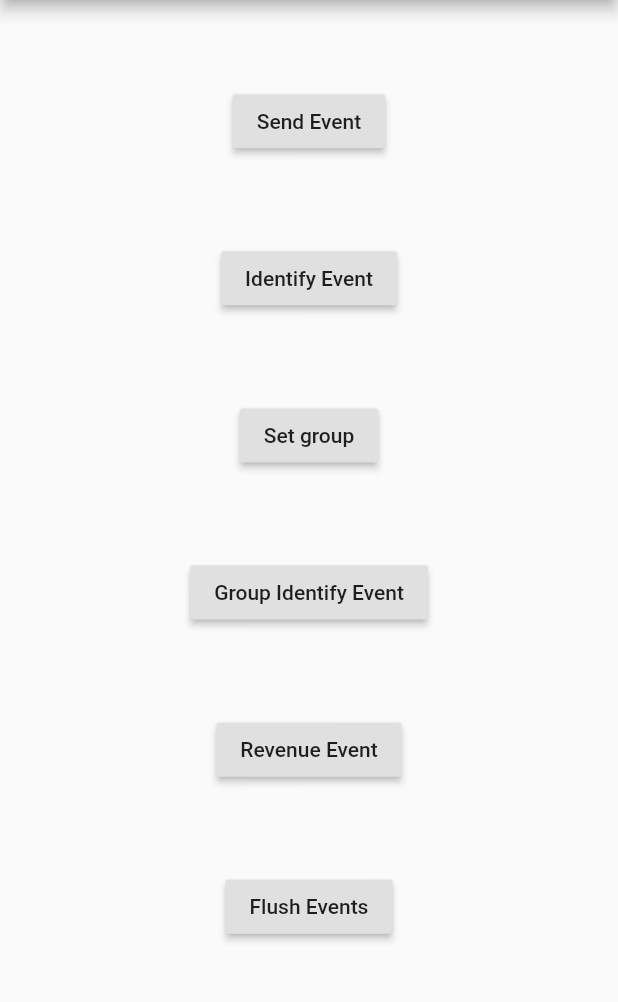
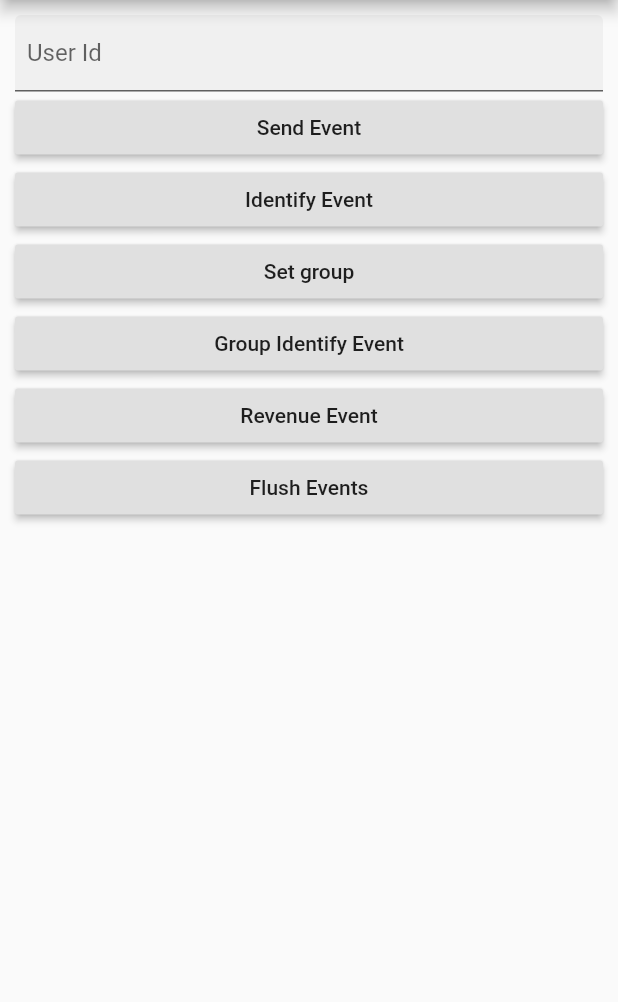
Before and after one commit to amplitude/Amplitude-Flutter-Deprecated, a Flutter app: the screen it shows after launch, on a phone screen of 412 x 824 dp, the part 84-1086 px from its top. Run offline on Flutter 3.47's test engine with Material 2 defaults, Android fonts, the phone set to English and light mode, and no system bars; our stand-ins replace device_info, sqflite; accounts and stored records are empty.

Commit message:
Add a TextField to set a user id in the example app

```diff
--- a/example/lib/my_app.dart
+++ b/example/lib/my_app.dart
@@ -2,6 +2,8 @@ import 'dart:async';
 
 import 'package:amplitude_flutter/amplitude_flutter.dart';
 import 'package:flutter/material.dart';
+
+import 'user_id_form.dart';
 
 class MyApp extends StatefulWidget {
   const MyApp(this.apiKey);
@@ -23,6 +25,10 @@ class _MyAppState extends State<MyApp> {
   void initState() {
     super.initState();
     analytics = AmplitudeFlutter(apiKey, Config(bufferSize: 8));
+  }
+
+  void _onUserIdChange(String userId) {
+    analytics.setUserId(userId.isEmpty ? null : userId);
   }
 
   Future<void> _sendEvent() async {
@@ -96,10 +102,11 @@ class _MyAppState extends State<MyApp> {
         appBar: AppBar(
           title: const Text('Amplitude Flutter'),
         ),
-        body: Center(
-          child: Column(
-            mainAxisAlignment: MainAxisAlignment.spaceEvenly,
+        body: Padding(
+          padding: const EdgeInsets.all(10.0),
+          child: ListView(
             children: <Widget>[
+              UserIdForm(_onUserIdChange),
               RaisedButton(
                 child: const Text('Send Event'),
                 onPressed: _sendEvent,
--- /dev/null
+++ b/example/lib/user_id_form.dart
@@ -0,0 +1,23 @@
+import 'package:flutter/material.dart';
+
+class UserIdForm extends StatefulWidget {
+  const UserIdForm(this.onChanged);
+
+  final ValueChanged<String> onChanged;
+
+  @override
+  _UserIdFormState createState() => _UserIdFormState();
+}
+
+class _UserIdFormState extends State<UserIdForm> {
+  @override
+  Widget build(BuildContext context) {
+    return TextField(
+        decoration: InputDecoration(
+            filled: true,
+            contentPadding:
+                const EdgeInsets.symmetric(horizontal: 8, vertical: 8),
+            labelText: 'User Id'),
+        onChanged: widget.onChanged);
+  }
+}
```
